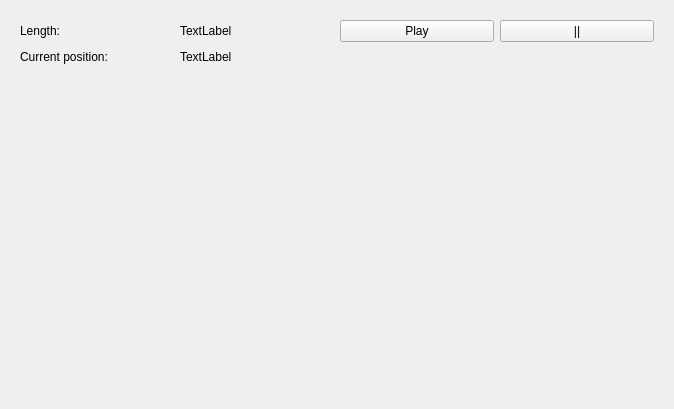
FlamingMoe85/LightInSyncQt, file Audio/AudioPlayerFrontend.ui: the form before one commit.
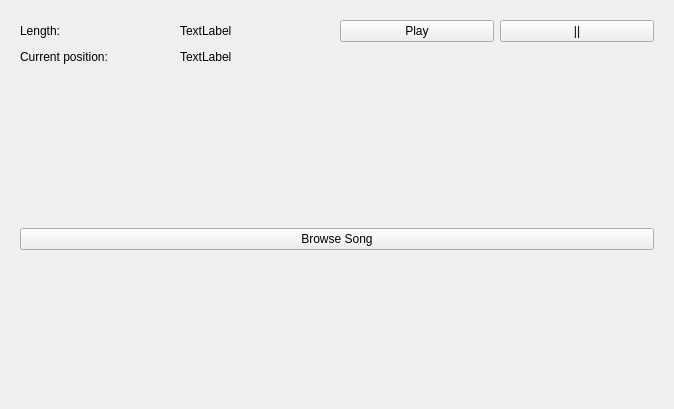
The form after the commit.

Commit message: Save/Load Sequence with selected Song

Diff of the .ui file:
```diff
--- a/Audio/AudioPlayerFrontend.ui
+++ b/Audio/AudioPlayerFrontend.ui
@@ -121,9 +121,13 @@
          <verstretch>1</verstretch>
         </sizepolicy>
        </property>
-       <layout class="QVBoxLayout" name="verticalLayout_4">
-        <item>
-         <layout class="QVBoxLayout" name="verticalLayout_lines"/>
+       <layout class="QGridLayout" name="gridLayout_2">
+        <item row="0" column="0">
+         <widget class="QPushButton" name="pushButton_BrowseSong">
+          <property name="text">
+           <string>Browse Song</string>
+          </property>
+         </widget>
         </item>
        </layout>
       </widget>
```
The commit also changes 7 other files.
